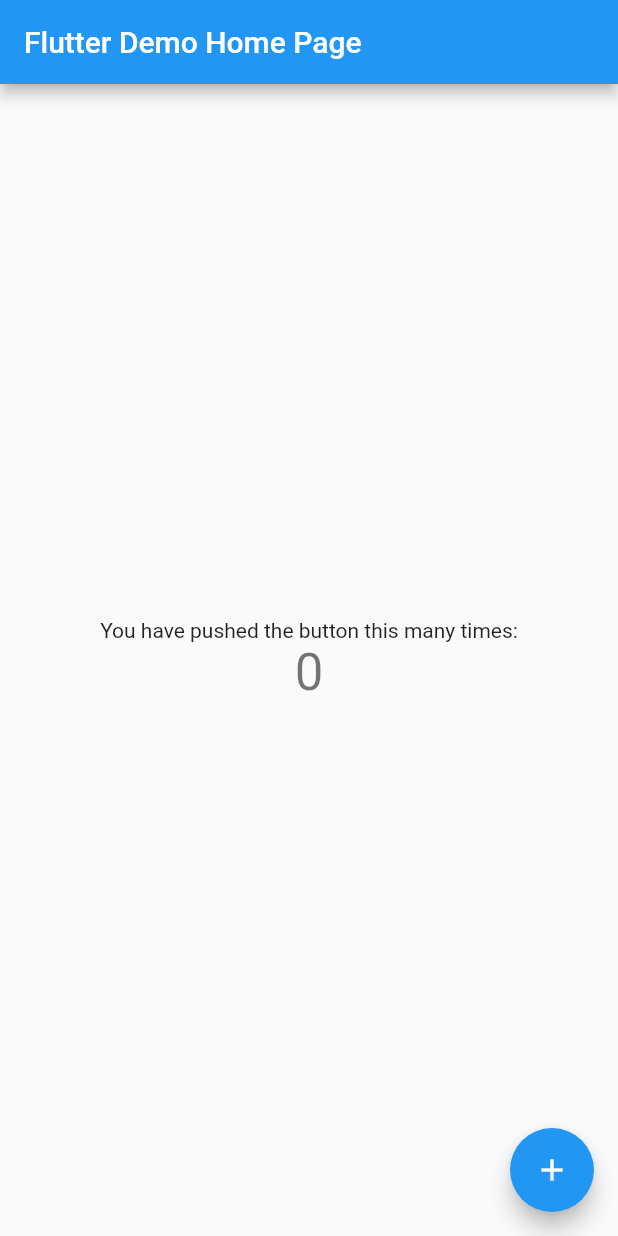
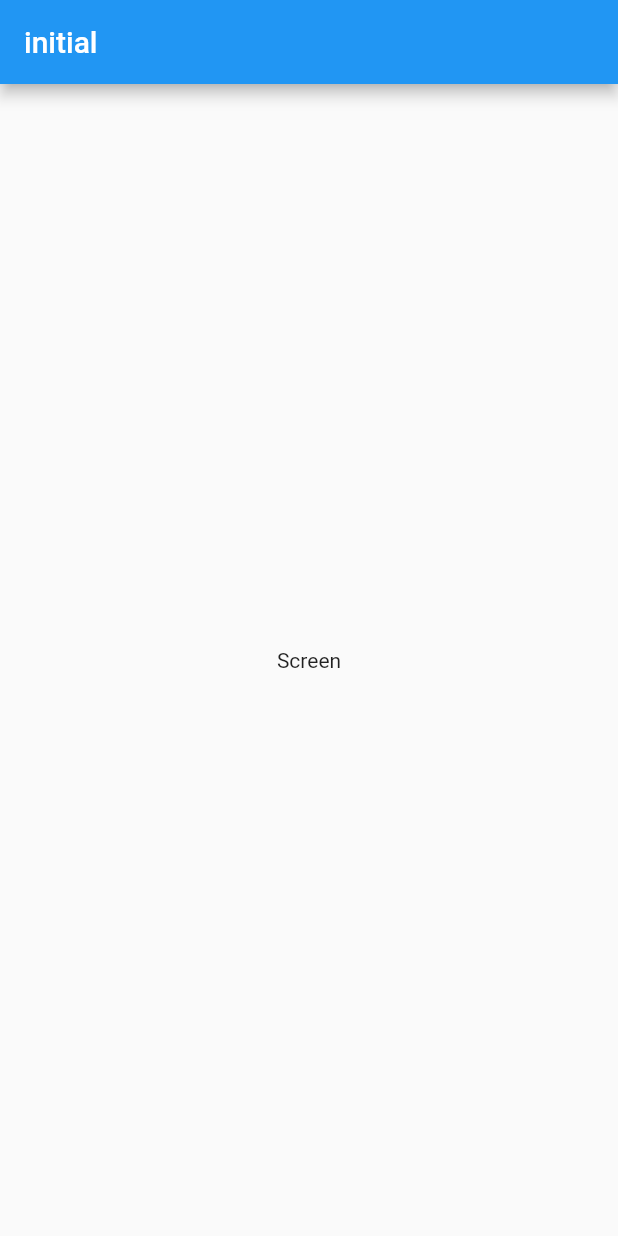
Before and after one commit to The-Code-market/Fan-Corner, a Flutter app: the screen it shows after launch, on a phone screen of 412 x 824 dp. Run offline on Flutter 3.47's test engine with Material 2 defaults, Android fonts, the phone set to English and light mode, and no system bars.

Commit message:
Initial commit

```diff
--- a/lib/main.dart
+++ b/lib/main.dart
@@ -9,109 +9,38 @@ class MyApp extends StatelessWidget {
   @override
   Widget build(BuildContext context) {
     return MaterialApp(
-      title: 'Flutter Demo',
+      title: 'Fan Corner',
       theme: ThemeData(
-        // This is the theme of your application.
-        //
-        // Try running your application with "flutter run". You'll see the
-        // application has a blue toolbar. Then, without quitting the app, try
-        // changing the primarySwatch below to Colors.green and then invoke
-        // "hot reload" (press "r" in the console where you ran "flutter run",
-        // or simply save your changes to "hot reload" in a Flutter IDE).
-        // Notice that the counter didn't reset back to zero; the application
-        // is not restarted.
         primarySwatch: Colors.blue,
-        // This makes the visual density adapt to the platform that you run
-        // the app on. For desktop platforms, the controls will be smaller and
-        // closer together (more dense) than on mobile platforms.
         visualDensity: VisualDensity.adaptivePlatformDensity,
       ),
-      home: MyHomePage(title: 'Flutter Demo Home Page'),
+      home: MyHomePage(),
     );
   }
 }
 
 class MyHomePage extends StatefulWidget {
-  MyHomePage({Key key, this.title}) : super(key: key);
-
-  // This widget is the home page of your application. It is stateful, meaning
-  // that it has a State object (defined below) that contains fields that affect
-  // how it looks.
-
-  // This class is the configuration for the state. It holds the values (in this
-  // case the title) provided by the parent (in this case the App widget) and
-  // used by the build method of the State. Fields in a Widget subclass are
-  // always marked "final".
-
-  final String title;
-
   @override
   _MyHomePageState createState() => _MyHomePageState();
 }
 
 class _MyHomePageState extends State<MyHomePage> {
-  int _counter = 0;
-
-  void _incrementCounter() {
-    setState(() {
-      // This call to setState tells the Flutter framework that something has
-      // changed in this State, which causes it to rerun the build method below
-      // so that the display can reflect the updated values. If we changed
-      // _counter without calling setState(), then the build method would not be
-      // called again, and so nothing would appear to happen.
-      _counter++;
-    });
-  }
-
   @override
   Widget build(BuildContext context) {
-    // This method is rerun every time setState is called, for instance as done
-    // by the _incrementCounter method above.
-    //
-    // The Flutter framework has been optimized to make rerunning build methods
-    // fast, so that you can just rebuild anything that needs updating rather
-    // than having to individually change instances of widgets.
     return Scaffold(
       appBar: AppBar(
-        // Here we take the value from the MyHomePage object that was created by
-        // the App.build method, and use it to set our appbar title.
-        title: Text(widget.title),
+        title: Text('initial'),
       ),
       body: Center(
-        // Center is a layout widget. It takes a single child and positions it
-        // in the middle of the parent.
         child: Column(
-          // Column is also a layout widget. It takes a list of children and
-          // arranges them vertically. By default, it sizes itself to fit its
-          // children horizontally, and tries to be as tall as its parent.
-          //
-          // Invoke "debug painting" (press "p" in the console, choose the
-          // "Toggle Debug Paint" action from the Flutter Inspector in Android
-          // Studio, or the "Toggle Debug Paint" command in Visual Studio Code)
-          // to see the wireframe for each widget.
-          //
-          // Column has various properties to control how it sizes itself and
-          // how it positions its children. Here we use mainAxisAlignment to
-          // center the children vertically; the main axis here is the vertical
-          // axis because Columns are vertical (the cross axis would be
-          // horizontal).
           mainAxisAlignment: MainAxisAlignment.center,
           children: <Widget>[
             Text(
-              'You have pushed the button this many times:',
-            ),
-            Text(
-              '$_counter',
-              style: Theme.of(context).textTheme.headline4,
+              'Screen',
             ),
           ],
         ),
       ),
-      floatingActionButton: FloatingActionButton(
-        onPressed: _incrementCounter,
-        tooltip: 'Increment',
-        child: Icon(Icons.add),
-      ), // This trailing comma makes auto-formatting nicer for build methods.
     );
   }
 }
```
